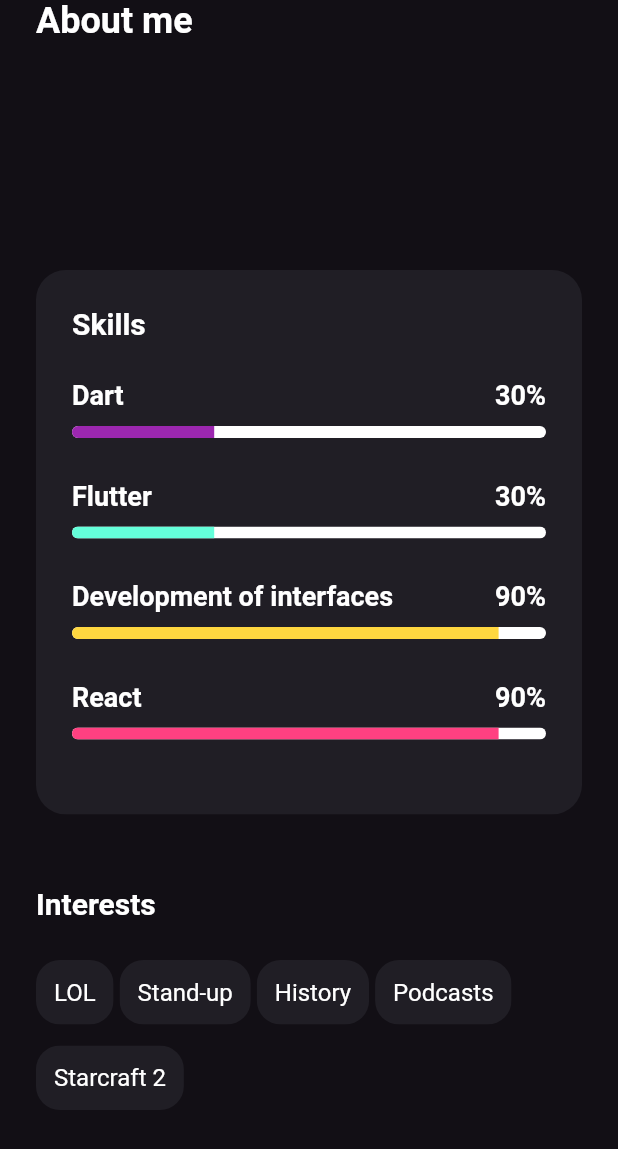
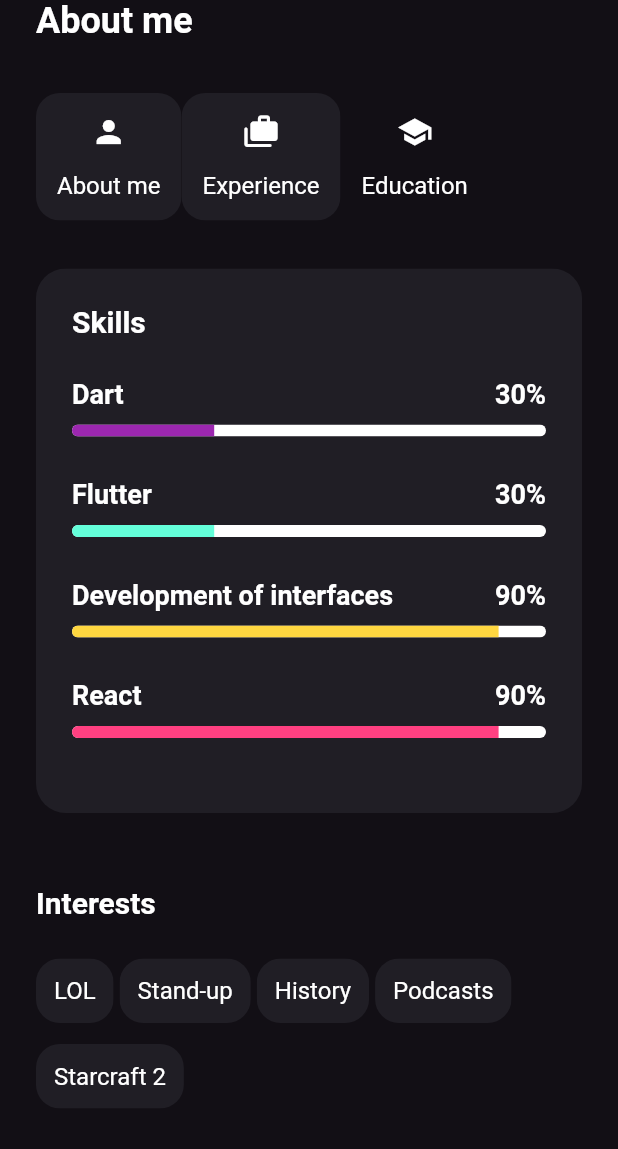
Before and after one commit to skillbox-koutja/portfolio-flutter, a Flutter app: the screen it shows after launch, on a phone screen of 412 x 824 dp. Shown: the top 1149 px of the screen. Run offline on Flutter 3.47's test engine with Material 2 defaults, Android fonts, the phone set to English and light mode, and no system bars.

Commit message:
feat: Added tabs

```diff
--- a/lib/main.dart
+++ b/lib/main.dart
@@ -1,9 +1,9 @@
 import 'package:flutter/material.dart';
 import 'package:portfolio_flutter/theme/pallet.dart';
-import 'package:portfolio_flutter/theme/typography.dart';
 import 'package:portfolio_flutter/widgets/app_title.dart';
 import 'package:portfolio_flutter/widgets/interests.dart';
 import 'package:portfolio_flutter/widgets/skills.dart';
+import 'package:portfolio_flutter/widgets/app_tab_bar.dart';
 
 void main() {
   runApp(const MyApp());
@@ -30,9 +30,7 @@ class MyApp extends StatelessWidget {
               crossAxisAlignment: CrossAxisAlignment.start,
               children: const [
                 AppTitle(),
-                SizedBox(
-                  height: 148,
-                ),
+                AppTabBar(),
                 Skills(),
                 SizedBox(
                   height: 48,
--- /dev/null
+++ b/lib/widgets/app_tab_bar.dart
@@ -0,0 +1,39 @@
+import 'package:flutter/material.dart';
+import 'package:portfolio_flutter/theme/pallet.dart';
+import 'package:portfolio_flutter/widgets/tab_bar_item.dart';
+
+class AppTabBar extends StatelessWidget {
+  const AppTabBar({Key? key}) : super(key: key);
+
+  @override
+  Widget build(BuildContext context) {
+    return Container(
+      padding: const EdgeInsets.symmetric(vertical: 32),
+      child: Row(
+        children: [
+          TabBarItem(
+            title: 'About me',
+            selected: true,
+            select: () => print('about me'),
+            icon: Icon(
+              Icons.person,
+              color: textColor,
+            ),
+          ),
+          TabBarItem(
+            title: 'Experience',
+            selected: true,
+            select: () => print('Experience'),
+            icon: Icon(Icons.cases_rounded, color: textColor),
+          ),
+          TabBarItem(
+            title: 'Education',
+            selected: false,
+            select: () => print('Education'),
+            icon: Icon(Icons.school, color: textColor),
+          ),
+        ],
+      ),
+    );
+  }
+}
--- a/lib/widgets/app_title.dart
+++ b/lib/widgets/app_title.dart
@@ -7,7 +7,7 @@ class AppTitle extends StatelessWidget {
   @override
   Widget build(BuildContext context) {
     return SizedBox(
-      height: 32,
+      height: 30,
       child: Text(
         'About me',
         style: fontSize24Bold,
--- a/lib/widgets/interests.dart
+++ b/lib/widgets/interests.dart
@@ -1,5 +1,4 @@
 import 'package:flutter/material.dart';
-import 'package:portfolio_flutter/theme/pallet.dart';
 import 'package:portfolio_flutter/theme/typography.dart';
 import 'package:portfolio_flutter/widgets/interest.dart';
 
--- /dev/null
+++ b/lib/widgets/tab_bar_item.dart
@@ -0,0 +1,45 @@
+import 'package:flutter/material.dart';
+import 'package:portfolio_flutter/theme/pallet.dart';
+import 'package:portfolio_flutter/theme/typography.dart';
+
+class TabBarItem extends StatelessWidget {
+  const TabBarItem(
+      {Key? key,
+      required this.select,
+      required this.icon,
+      required this.title,
+      required this.selected})
+      : super(key: key);
+
+  final GestureTapCallback select;
+  final Icon icon;
+  final String title;
+  final bool selected;
+
+  @override
+  Widget build(BuildContext context) {
+    return GestureDetector(
+      onTap: select,
+      child: ClipRRect(
+        borderRadius: BorderRadius.circular(16),
+        child: Container(
+          padding: EdgeInsets.all(14),
+          color: selected ? itemColor : null,
+          child: Column(
+            crossAxisAlignment: CrossAxisAlignment.center,
+            children: [
+              icon,
+              SizedBox(
+                height: 14,
+              ),
+              Text(
+                title,
+                style: fontSize16,
+              )
+            ],
+          ),
+        ),
+      ),
+    );
+  }
+}
```
